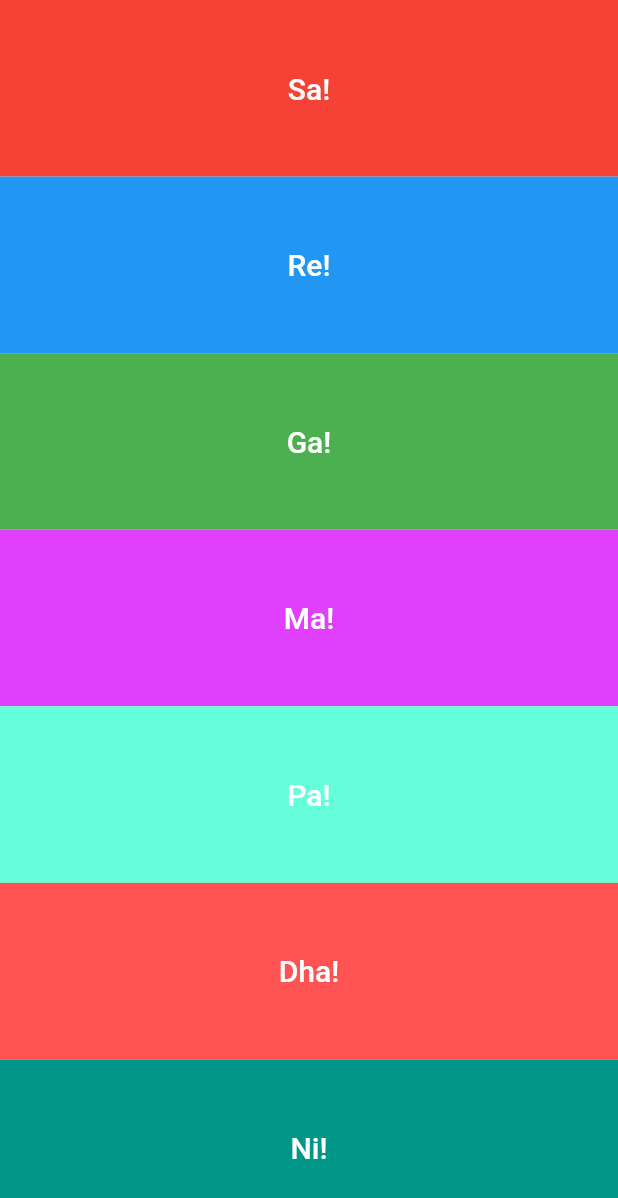
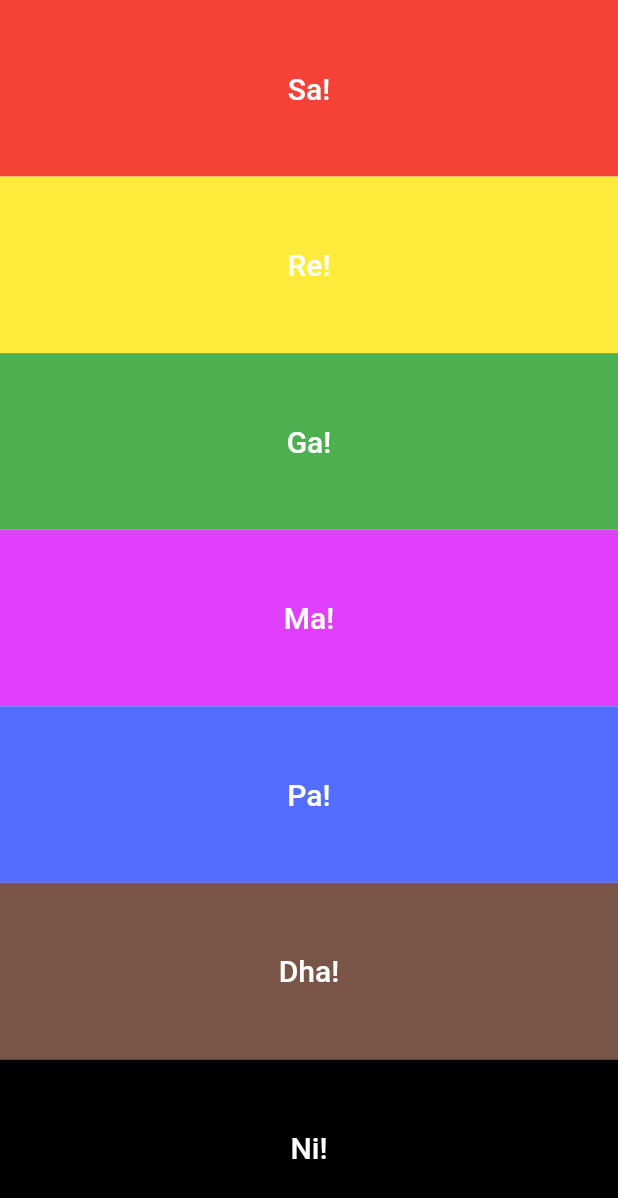
Before and after one commit to shardhayv/audioplayers_flutter, a Flutter app: the screen it shows after launch, on a phone screen of 412 x 824 dp. Shown: the top 1198 px of the screen. Run offline on Flutter 3.47's test engine with Material 2 defaults, Android fonts, the phone set to English and light mode, and no system bars; our stand-ins replace audioplayers.

Commit message:
xylophone with one function done

```diff
--- a/lib/main.dart
+++ b/lib/main.dart
@@ -15,6 +15,31 @@ class Xylophone extends StatelessWidget {
     );
   }
 
+  Expanded allButton({required Color color, required int soundNum, required String note}) {
+    return Expanded(
+      child: TextButton(
+        onPressed: () {
+          playNote(soundNum);
+        },
+        style: TextButton.styleFrom(
+          // foregroundColor: Colors.black,
+          backgroundColor: color,
+          shape: RoundedRectangleBorder(
+              borderRadius: BorderRadius.circular(0)),
+        ),
+        child: Text(
+          '${note}',
+          style: const TextStyle(
+            color: Colors.white,
+            fontSize: 20,
+          ),
+        ),
+      ),
+    );
+  }
+
+
+
   @override
   Widget build(BuildContext context) {
     final player = AudioPlayer();
@@ -23,147 +48,14 @@ class Xylophone extends StatelessWidget {
         body: SafeArea(
           child: Column(
             crossAxisAlignment: CrossAxisAlignment.stretch,
-            children: [
-              Expanded(
-                child: TextButton(
-                  onPressed: () {
-                    playNote(1);
-                  },
-                  style: TextButton.styleFrom(
-                    // foregroundColor: Colors.black,
-                    backgroundColor: Colors.red,
-                    shape: RoundedRectangleBorder(
-                        borderRadius: BorderRadius.circular(0)),
-                  ),
-                  child: const Text(
-                    'Sa!',
-                    style: TextStyle(
-                      color: Colors.white,
-                      fontSize: 20,
-                    ),
-                  ),
-                ),
-              ),
-              Expanded(
-                child: TextButton(
-                  onPressed: () {
-                    playNote(2);
-                  },
-                  style: TextButton.styleFrom(
-                    // foregroundColor: Colors.black,
-                    backgroundColor: Colors.blue,
-                    shape: RoundedRectangleBorder(
-                        borderRadius: BorderRadius.circular(0)),
-                  ),
-                  child: const Text(
-                    'Re!',
-                    style: TextStyle(
-                      color: Colors.white,
-                      fontSize: 20,
-                    ),
-                  ),
-                ),
-              ),
-              Expanded(
-                child: TextButton(
-                  onPressed: () {
-                    playNote(3);
-                  },
-                  style: TextButton.styleFrom(
-                    // foregroundColor: Colors.black,
-                    backgroundColor: Colors.green,
-                    shape: RoundedRectangleBorder(
-                        borderRadius: BorderRadius.circular(0)),
-                  ),
-                  child: const Text(
-                    'Ga!',
-                    style: TextStyle(
-                      color: Colors.white,
-                      fontSize: 20,
-                    ),
-                  ),
-                ),
-              ),
-              Expanded(
-                child: TextButton(
-                  onPressed: () {
-                    playNote(4);
-                  },
-                  style: TextButton.styleFrom(
-                    // foregroundColor: Colors.black,
-                    backgroundColor: Colors.purpleAccent,
-                    shape: RoundedRectangleBorder(
-                        borderRadius: BorderRadius.circular(0)),
-                  ),
-                  child: const Text(
-                    'Ma!',
-                    style: TextStyle(
-                      color: Colors.white,
-                      fontSize: 20,
-                    ),
-                  ),
-                ),
-              ),
-              Expanded(
-                child: TextButton(
-                  onPressed: () {
-                    playNote(5);
-                  },
-                  style: TextButton.styleFrom(
-                    // foregroundColor: Colors.black,
-                    backgroundColor: Colors.tealAccent,
-                    shape: RoundedRectangleBorder(
-                        borderRadius: BorderRadius.circular(0)),
-                  ),
-                  child: const Text(
-                    'Pa!',
-                    style: TextStyle(
-                      color: Colors.white,
-                      fontSize: 20,
-                    ),
-                  ),
-                ),
-              ),
-              Expanded(
-                child: TextButton(
-                  onPressed: () {
-                    playNote(6);
-                  },
-                  style: TextButton.styleFrom(
-                    // foregroundColor: Colors.black,
-                    backgroundColor: Colors.redAccent,
-                    shape: RoundedRectangleBorder(
-                        borderRadius: BorderRadius.circular(0)),
-                  ),
-                  child: const Text(
-                    'Dha!',
-                    style: TextStyle(
-                      color: Colors.white,
-                      fontSize: 20,
-                    ),
-                  ),
-                ),
-              ),
-              Expanded(
-                child: TextButton(
-                  onPressed: () {
-                    playNote(7);
-                  },
-                  style: TextButton.styleFrom(
-                    // foregroundColor: Colors.black,
-                    backgroundColor: Colors.teal,
-                    shape: RoundedRectangleBorder(
-                        borderRadius: BorderRadius.circular(0)),
-                  ),
-                  child: const Text(
-                    'Ni!',
-                    style: TextStyle(
-                      color: Colors.white,
-                      fontSize: 20,
-                    ),
-                  ),
-                ),
-              ),
+            children: <Widget>[
+              allButton(color : Colors.red, soundNum: 1 , note: 'Sa!'),
+              allButton(color : Colors.yellow, soundNum: 2, note: 'Re!'),
+              allButton(color : Colors.green, soundNum: 3, note: 'Ga!'),
+              allButton(color : Colors.purpleAccent, soundNum: 4, note: 'Ma!'),
+              allButton(color : Colors.indigoAccent, soundNum: 5, note: 'Pa!'),
+              allButton(color : Colors.brown, soundNum: 6, note: 'Dha!'),
+              allButton(color : Colors.black, soundNum: 7, note: 'Ni!'),
             ],
           ),
         ),
```
